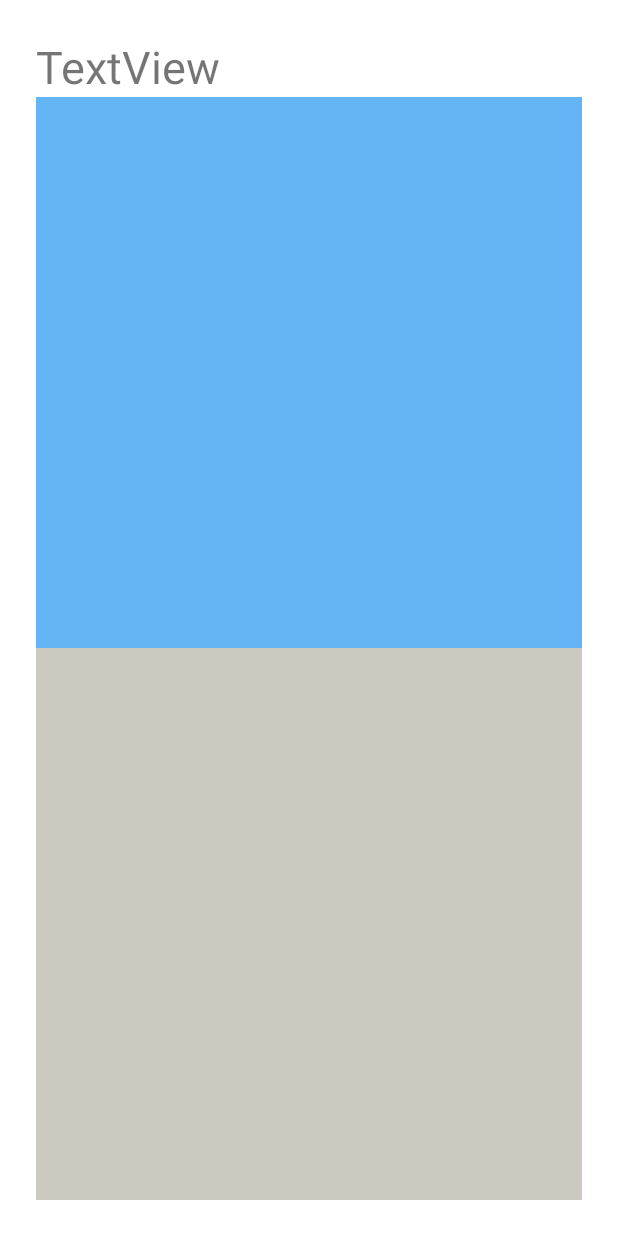
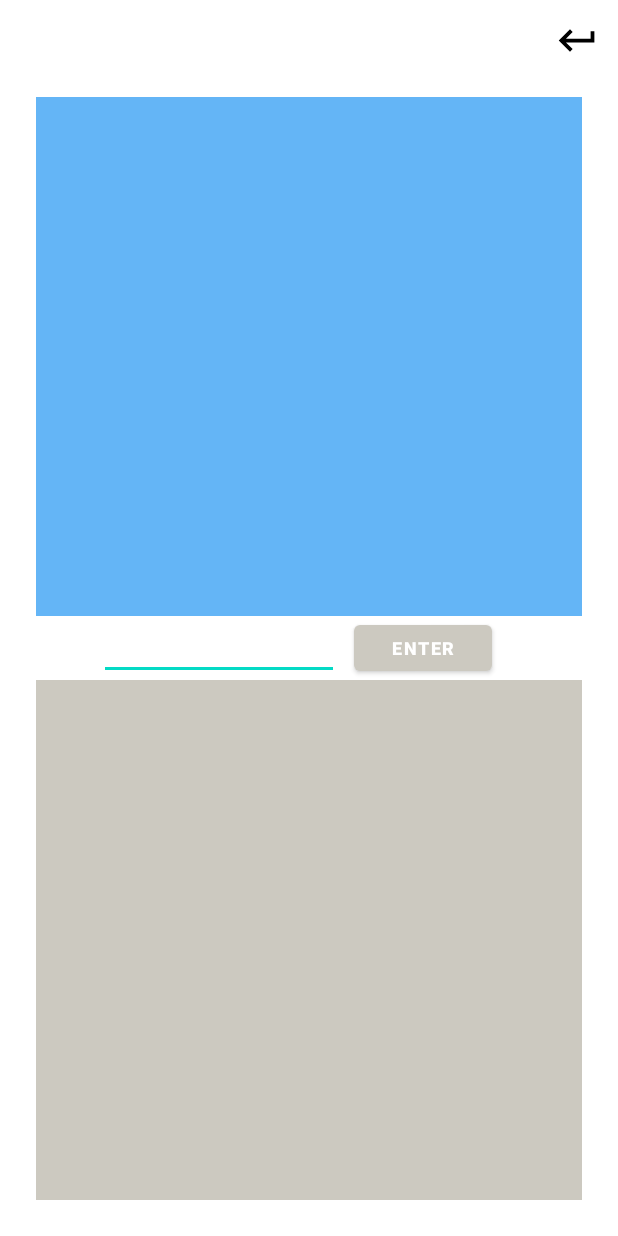
Before and after one commit to amitbarel/23A-10357-HW2, an Android app: the layout activity_finishing.xml on its own in the app's theme, with its tools: preview values and no code run, on a phone screen of 412 x 824 dp. Run offline under Robolectric (Android 15) with nearby library versions, the phone set to English and light mode, and no system bars.

Commit message:
little bit of order

```diff
--- a/app/src/main/AndroidManifest.xml
+++ b/app/src/main/AndroidManifest.xml
@@ -8,6 +8,7 @@
     <uses-permission android:name="android.permission.VIBRATE" />
 
     <application
+        android:name=".utils.App"
         android:allowBackup="true"
         android:dataExtractionRules="@xml/data_extraction_rules"
         android:fullBackupContent="@xml/backup_rules"
--- a/app/src/main/java/com/amitb/a23a_10357_hw2/interfaces/CallBack_userProtocol.java
+++ b/app/src/main/java/com/amitb/a23a_10357_hw2/interfaces/CallBack_userProtocol.java
@@ -1,6 +1,6 @@
 package com.amitb.a23a_10357_hw2.interfaces;
 
-import com.amitb.a23a_10357_hw2.Player;
+import com.amitb.a23a_10357_hw2.model.Player;
 
 import java.util.ArrayList;
 
--- a/app/src/main/java/com/amitb/a23a_10357_hw2/interfaces/RecordCallBack.java
+++ b/app/src/main/java/com/amitb/a23a_10357_hw2/interfaces/RecordCallBack.java
@@ -1,6 +1,6 @@
 package com.amitb.a23a_10357_hw2.interfaces;
 
-import com.amitb.a23a_10357_hw2.Player;
+import com.amitb.a23a_10357_hw2.model.Player;
 
 public interface RecordCallBack {
     void itemClicked(Player player,int position);
--- a/app/src/main/java/com/amitb/a23a_10357_hw2/Player.java
+++ b/app/src/main/java/com/amitb/a23a_10357_hw2/model/Player.java
@@ -1,4 +1,4 @@
-package com.amitb.a23a_10357_hw2;
+package com.amitb.a23a_10357_hw2.model;
 
 public class Player {
     private String name;
--- a/app/src/main/java/com/amitb/a23a_10357_hw2/utils/DataManager.java
+++ b/app/src/main/java/com/amitb/a23a_10357_hw2/utils/DataManager.java
@@ -1,6 +1,6 @@
 package com.amitb.a23a_10357_hw2.utils;
 
-import com.amitb.a23a_10357_hw2.Player;
+import com.amitb.a23a_10357_hw2.model.Player;
 
 import java.util.ArrayList;
 
--- a/app/src/main/java/com/amitb/a23a_10357_hw2/PlayerAdapter.java
+++ b/app/src/main/java/com/amitb/a23a_10357_hw2/utils/PlayerAdapter.java
@@ -1,4 +1,4 @@
-package com.amitb.a23a_10357_hw2;
+package com.amitb.a23a_10357_hw2.utils;
 
 import android.content.Context;
 import android.view.LayoutInflater;
@@ -8,7 +8,9 @@ import android.view.ViewGroup;
 import androidx.annotation.NonNull;
 import androidx.recyclerview.widget.RecyclerView;
 
+import com.amitb.a23a_10357_hw2.R;
 import com.amitb.a23a_10357_hw2.interfaces.RecordCallBack;
+import com.amitb.a23a_10357_hw2.model.Player;
 import com.google.android.material.textview.MaterialTextView;
 
 import java.util.ArrayList;
--- a/app/src/main/java/com/amitb/a23a_10357_hw2/views/ListFragment.java
+++ b/app/src/main/java/com/amitb/a23a_10357_hw2/views/ListFragment.java
@@ -5,7 +5,6 @@ import android.os.Bundle;
 import android.view.LayoutInflater;
 import android.view.View;
 import android.view.ViewGroup;
-import android.widget.Button;
 
 import androidx.annotation.NonNull;
 import androidx.annotation.Nullable;
@@ -13,12 +12,11 @@ import androidx.fragment.app.Fragment;
 import androidx.recyclerview.widget.LinearLayoutManager;
 import androidx.recyclerview.widget.RecyclerView;
 
-import com.amitb.a23a_10357_hw2.Player;
-import com.amitb.a23a_10357_hw2.PlayerAdapter;
+import com.amitb.a23a_10357_hw2.model.Player;
+import com.amitb.a23a_10357_hw2.utils.PlayerAdapter;
 import com.amitb.a23a_10357_hw2.R;
 import com.amitb.a23a_10357_hw2.interfaces.CallBack_userProtocol;
 import com.amitb.a23a_10357_hw2.utils.DataManager;
-import com.google.android.material.textview.MaterialTextView;
 
 import java.util.ArrayList;
 
--- a/app/src/main/java/com/amitb/a23a_10357_hw2/views/MapFragment.java
+++ b/app/src/main/java/com/amitb/a23a_10357_hw2/views/MapFragment.java
@@ -5,7 +5,7 @@ import android.view.LayoutInflater;
 import android.view.View;
 import android.view.ViewGroup;
 
-import com.amitb.a23a_10357_hw2.Player;
+import com.amitb.a23a_10357_hw2.model.Player;
 import com.google.android.gms.maps.CameraUpdateFactory;
 import com.google.android.gms.maps.GoogleMap;
 import com.google.android.gms.maps.SupportMapFragment;
@@ -18,6 +18,7 @@ import androidx.fragment.app.Fragment;
 import com.amitb.a23a_10357_hw2.R;
 import com.google.android.gms.maps.model.CameraPosition;
 import com.google.android.gms.maps.model.LatLng;
+import com.google.android.gms.maps.model.MapStyleOptions;
 import com.google.android.gms.maps.model.MarkerOptions;
 
 import java.util.ArrayList;
@@ -36,6 +37,7 @@ public class MapFragment extends Fragment implements OnMapReadyCallback {
     @Override
     public void onMapReady(@NonNull GoogleMap googleMap) {
         this.gMap = googleMap;
+        gMap.setMapStyle(MapStyleOptions.loadRawResourceStyle(getContext(),R.raw.map_style));
     }
 
     public void zoom(double latitude, double longitude) {
--- /dev/null
+++ b/app/src/main/res/drawable/ic_baseline_keyboard_return_24.xml
@@ -0,0 +1,5 @@
+<vector android:autoMirrored="true" android:height="24dp"
+    android:tint="#000000" android:viewportHeight="24"
+    android:viewportWidth="24" android:width="24dp" xmlns:android="http://schemas.android.com/apk/res/android">
+    <path android:fillColor="@android:color/white" android:pathData="M19,7v4H5.83l3.58,-3.59L8,6l-6,6 6,6 1.41,-1.41L5.83,13H21V7z"/>
+</vector>
--- a/app/src/main/res/layout/activity_finishing.xml
+++ b/app/src/main/res/layout/activity_finishing.xml
@@ -1,15 +1,29 @@
 <?xml version="1.0" encoding="utf-8"?>
-<LinearLayout xmlns:android="http://schemas.android.com/apk/res/android"
+<RelativeLayout xmlns:android="http://schemas.android.com/apk/res/android"
     xmlns:app="http://schemas.android.com/apk/res-auto"
     xmlns:tools="http://schemas.android.com/tools"
     android:layout_width="match_parent"
     android:layout_height="match_parent"
+    tools:context=".FinishingActivity">
+
+    <com.google.android.material.imageview.ShapeableImageView
+        android:id="@+id/IMG_return"
+        android:layout_width="30dp"
+        android:layout_height="30dp"
+        android:layout_alignParentEnd="true"
+        android:layout_margin="12dp"
+        android:src="@drawable/ic_baseline_keyboard_return_24" />
+
+
+    <LinearLayout
+        android:layout_width="match_parent"
+        android:layout_height="match_parent"
         android:orientation="vertical"
-    android:padding="24dp"
-    tools:context=".FinishingActivity">
+        android:padding="24dp">
 
         <TextView
             android:id="@+id/text_score"
+            android:visibility="invisible"
             android:layout_width="wrap_content"
             android:layout_height="wrap_content"
             android:text="TextView"
@@ -23,6 +37,31 @@
             android:layout_weight="4"
             android:background="@color/blue_300"/>
 
+        <LinearLayout
+            android:id="@+id/LL_name"
+            android:layout_width="match_parent"
+            android:layout_height="0dp"
+            android:layout_weight="0.5"
+            android:layout_gravity="center"
+            android:paddingHorizontal="42dp">
+
+            <EditText
+                android:id="@+id/ET_name"
+                android:layout_width="160dp"
+                android:layout_height="match_parent"
+                android:textAlignment="center"/>
+
+            <com.google.android.material.button.MaterialButton
+                android:id="@+id/BTN_enterText"
+                android:layout_width="92dp"
+                android:textSize="12dp"
+                android:textStyle="bold"
+                android:layout_height="match_parent"
+                android:layout_marginHorizontal="10dp"
+                android:text="Enter"/>
+
+        </LinearLayout>
+
         <FrameLayout
             android:id="@+id/lower_frame"
             android:layout_width="match_parent"
@@ -31,4 +70,9 @@
             android:background="@color/asphalt_gray"/>
 
 
+
     </LinearLayout>
+
+
+
+</RelativeLayout>
--- a/app/src/main/res/layout/player_item.xml
+++ b/app/src/main/res/layout/player_item.xml
@@ -41,7 +41,7 @@
             android:id="@+id/player_LBL_latitude"
             android:layout_width="wrap_content"
             android:layout_height="wrap_content"
-            android:layout_toRightOf="@id/player_LBL_score"
+            android:layout_toLeftOf="@id/player_LBL_longitude"
             android:layout_below="@id/player_LBL_name"
             android:layout_marginVertical="8dp"
             android:layout_marginEnd="8dp"
@@ -55,7 +55,7 @@
             android:layout_width="wrap_content"
             android:layout_height="wrap_content"
             android:layout_below="@id/player_LBL_name"
-            android:layout_toRightOf="@id/player_LBL_latitude"
+            android:layout_alignParentEnd="true"
             android:layout_marginVertical="8dp"
             android:layout_marginEnd="8dp"
             android:maxLines="1"
```
Also changed, not shown: app/src/main/java/com/amitb/a23a_10357_hw2/FinishingActivity.java (+28 -3 lines), app/src/main/java/com/amitb/a23a_10357_hw2/OpeningActivity.java (+9 -0 lines), app/src/main/java/com/amitb/a23a_10357_hw2/model/Records.java (added, +21 -0 lines), app/src/main/java/com/amitb/a23a_10357_hw2/utils/App.java (added, +11 -0 lines), app/src/main/java/com/amitb/a23a_10357_hw2/utils/MySPv.java (+18 -7 lines), app/src/main/res/raw/map_style.json (added, +303 -0 lines). Lines whose indentation alone changed are shown as unchanged.
